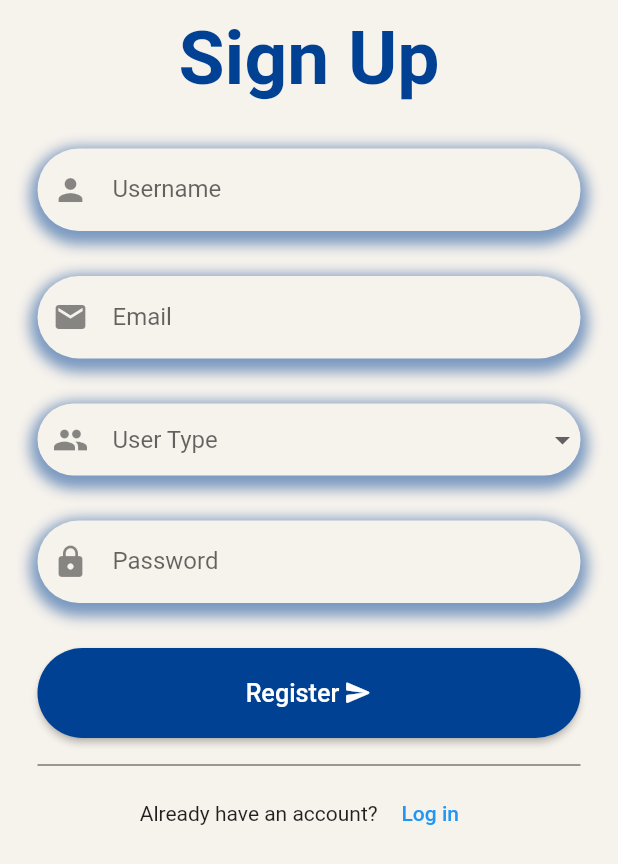
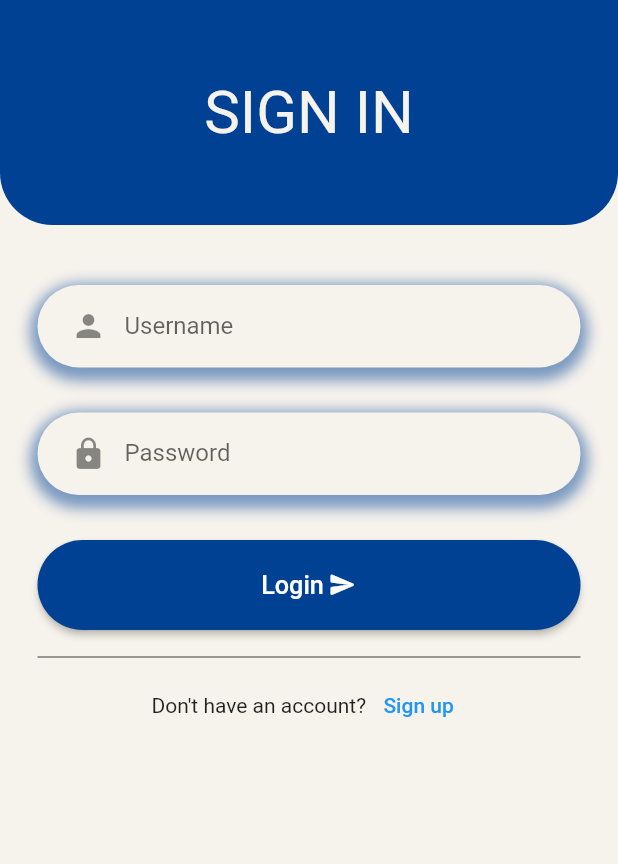
Before and after one commit to anjmhrjn/restro-booking-flutter, a Flutter app: the screen it shows after launch, on a phone screen of 412 x 824 dp. Shown: the top 864 px of the screen. Run offline on Flutter 3.47's test engine with Material 2 defaults, Android fonts, the phone set to English and light mode, and no system bars.

Commit message:
Sign in page done

```diff
--- a/lib/main.dart
+++ b/lib/main.dart
@@ -1,4 +1,5 @@
 import 'package:flutter/material.dart';
+import 'package:restro_booking/screen/login.dart';
 import 'package:restro_booking/screen/register.dart';
 
 void main() {
@@ -11,7 +12,8 @@ class MyApp extends StatelessWidget {
   @override
   Widget build(BuildContext context) {
     return MaterialApp(
-      home: RegisterScreen(),
+      // home: RegisterScreen(),
+      home: LoginScreen(),
     );
   }
 }
--- /dev/null
+++ b/lib/screen/login.dart
@@ -0,0 +1,181 @@
+import 'package:flutter/material.dart';
+
+class LoginScreen extends StatefulWidget {
+  const LoginScreen({Key? key}) : super(key: key);
+
+  @override
+  _LoginScreenState createState() => _LoginScreenState();
+}
+
+class _LoginScreenState extends State<LoginScreen> {
+  @override
+  Widget build(BuildContext context) {
+    return Scaffold(
+      backgroundColor: Color(0xFFF6F2EC),
+      body: SafeArea(
+        child: SingleChildScrollView(
+          child: Form(
+            child: Column(
+              children: [
+                Container(
+                  height: 150,
+                  width: double.infinity,
+                  // padding: EdgeInsets.symmetric(vertical: 10, horizontal: 50),
+                  decoration: BoxDecoration(
+                    color: Color(0xFF004194),
+                    borderRadius: BorderRadius.vertical(
+                      top: Radius.zero,
+                      bottom: Radius.circular(35),
+                    ),
+                  ),
+                  child: Center(
+                    child: Text(
+                      "SIGN IN",
+                      style: TextStyle(
+                        fontSize: 40,
+                        // fontWeight: FontWeight.bold,
+                        color: Color(0xFFF6F2EC),
+                      ),
+                    ),
+                  ),
+                ),
+                SizedBox(
+                  height: 30,
+                ),
+                Padding(
+                  padding: EdgeInsets.symmetric(
+                    horizontal: 25,
+                    vertical: 10,
+                  ),
+                  child: Column(
+                    children: [
+                      Container(
+                        padding: EdgeInsets.only(left: 10),
+                        decoration: BoxDecoration(
+                          color: Color(0xFFF6F2EC),
+                          borderRadius: BorderRadius.all(
+                            Radius.circular(50.0),
+                          ),
+                          boxShadow: [
+                            BoxShadow(
+                              color: Color(0xFF004194).withOpacity(0.5),
+                              spreadRadius: 5,
+                              blurRadius: 7,
+                              offset:
+                                  Offset(0, 4), // changes position of shadow
+                            ),
+                          ],
+                        ),
+                        child: TextFormField(
+                          decoration: InputDecoration(
+                            prefixIcon: Icon(Icons.person),
+                            contentPadding: EdgeInsets.only(
+                              top: 10,
+                              bottom: 10,
+                            ),
+                            labelText: 'Username',
+                            hintText: 'Enter your username',
+                            border: InputBorder.none,
+                          ),
+                        ),
+                      ),
+                      SizedBox(
+                        height: 30,
+                      ),
+                      Container(
+                        padding: EdgeInsets.only(left: 10),
+                        decoration: BoxDecoration(
+                          color: Color(0xFFF6F2EC),
+                          borderRadius: BorderRadius.all(
+                            Radius.circular(50.0),
+                          ),
+                          boxShadow: [
+                            BoxShadow(
+                              color: Color(0xFF004194).withOpacity(0.5),
+                              spreadRadius: 5,
+                              blurRadius: 7,
+                              offset:
+                                  Offset(0, 4), // changes position of shadow
+                            ),
+                          ],
+                        ),
+                        child: TextFormField(
+                          obscureText: true,
+                          decoration: InputDecoration(
+                            prefixIcon: Icon(Icons.lock),
+                            contentPadding: EdgeInsets.only(
+                              top: 10,
+                              bottom: 10,
+                            ),
+                            labelText: 'Password',
+                            hintText: 'Enter your password',
+                            border: InputBorder.none,
+                          ),
+                        ),
+                      ),
+                      SizedBox(
+                        height: 30,
+                      ),
+                      ElevatedButton(
+                        onPressed: () {},
+                        child: Row(
+                          mainAxisAlignment: MainAxisAlignment.center,
+                          children: const [
+                            Text(
+                              'Login',
+                              textScaleFactor: 1.2,
+                            ),
+                            SizedBox(
+                              width: 3,
+                            ),
+                            Icon(
+                              Icons.send_rounded,
+                              size: 19,
+                            ),
+                          ],
+                        ),
+                        style: ElevatedButton.styleFrom(
+                          primary: Color(0xFF004194),
+                          minimumSize: const Size(double.infinity, 40),
+                          padding: EdgeInsets.all(20),
+                          shape: RoundedRectangleBorder(
+                            borderRadius: BorderRadius.all(
+                              Radius.circular(50),
+                            ),
+                          ),
+                        ),
+                      ),
+                      SizedBox(
+                        height: 10,
+                      ),
+                      Divider(
+                        thickness: 0.5,
+                        color: Colors.black,
+                      ),
+                      // SizedBox(
+                      //   height: 10,
+                      // ),
+                      Row(
+                        mainAxisAlignment: MainAxisAlignment.center,
+                        children: [
+                          Text("Don't have an account?"),
+                          SizedBox(
+                            width: 3,
+                          ),
+                          TextButton(
+                            onPressed: () {},
+                            child: Text('Sign up'),
+                          ),
+                        ],
+                      ),
+                    ],
+                  ),
+                ),
+              ],
+            ),
+          ),
+        ),
+      ),
+    );
+  }
+}
--- a/lib/screen/register.dart
+++ b/lib/screen/register.dart
@@ -26,7 +26,7 @@ class _RegisterScreenState extends State<RegisterScreen> {
                 children: [
                   Center(
                     child: Text(
-                      'Sign Up',
+                      'SIGN UP',
                       style: TextStyle(
                         fontSize: 50,
                         fontWeight: FontWeight.bold,
@@ -55,7 +55,7 @@ class _RegisterScreenState extends State<RegisterScreen> {
                     ),
                     child: TextFormField(
                       decoration: InputDecoration(
-                        icon: Icon(Icons.person),
+                        prefixIcon: Icon(Icons.person),
                         contentPadding: EdgeInsets.only(top: 10, bottom: 10),
                         labelText: 'Username',
                         hintText: 'Enter your username',
@@ -85,7 +85,7 @@ class _RegisterScreenState extends State<RegisterScreen> {
                     child: TextFormField(
                       keyboardType: TextInputType.emailAddress,
                       decoration: InputDecoration(
-                        icon: Icon(Icons.email),
+                        prefixIcon: Icon(Icons.email),
                         contentPadding: EdgeInsets.only(top: 10, bottom: 10),
                         labelText: 'Email',
                         hintText: 'Enter your email',
@@ -122,7 +122,7 @@ class _RegisterScreenState extends State<RegisterScreen> {
                       }).toList(),
                       onChanged: (value) {},
                       decoration: InputDecoration(
-                        icon: Icon(Icons.group),
+                        prefixIcon: Icon(Icons.group),
                         contentPadding: EdgeInsets.only(top: 10, bottom: 10),
                         hintText: 'User Type',
                         border: InputBorder.none,
@@ -151,7 +151,7 @@ class _RegisterScreenState extends State<RegisterScreen> {
                     child: TextFormField(
                       obscureText: true,
                       decoration: InputDecoration(
-                        icon: Icon(Icons.lock),
+                        prefixIcon: Icon(Icons.lock),
                         contentPadding: EdgeInsets.only(top: 10, bottom: 10),
                         labelText: 'Password',
                         hintText: 'Enter your password',
```
